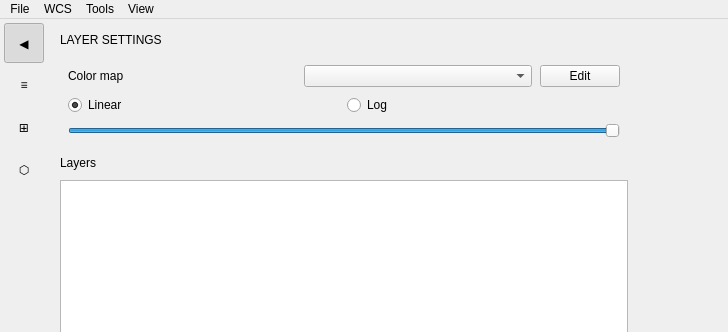
Qt form ui/vtkWindowImage.ui (VisIVOLab/VisIVOVisualAnalytics) before a commit; both pictures show x 0 to 728 and y 0 to 332 of the 1280 by 800 pixel window.
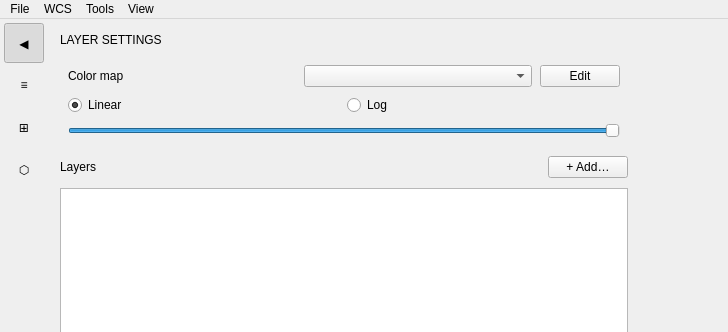
The same form after that commit. Custom widgets are drawn as their Qt base class.

Commit message: Guard image layers by sky overlap

The edit to the form file:
```diff
--- a/ui/vtkWindowImage.ui
+++ b/ui/vtkWindowImage.ui
@@ -220,9 +220,28 @@
 
             <!-- Layer list sub-header -->
             <item>
-             <widget class="QLabel" name="labelLayerListHdr">
-              <property name="text"><string>Layers</string></property>
-             </widget>
+             <layout class="QHBoxLayout" name="hboxLayerListHdr">
+              <property name="spacing"><number>8</number></property>
+              <item>
+               <widget class="QLabel" name="labelLayerListHdr">
+                <property name="text"><string>Layers</string></property>
+               </widget>
+              </item>
+              <item>
+               <widget class="QPushButton" name="btnAddLayer">
+                <property name="sizePolicy">
+                 <sizepolicy hsizetype="Fixed" vsizetype="Fixed">
+                  <horstretch>0</horstretch>
+                  <verstretch>0</verstretch>
+                 </sizepolicy>
+                </property>
+                <property name="text"><string>+ Add…</string></property>
+                <property name="toolTip">
+                 <string>Overlay another FITS image on this one (⌘L). It must cover some of the same sky.</string>
+                </property>
+               </widget>
+              </item>
+             </layout>
             </item>
 
             <!-- Layer list (expands to fill remaining space) -->
```
Left out of the diff: 11 changed lines with no effect on the pictures. The commit also changes 15 other files.
